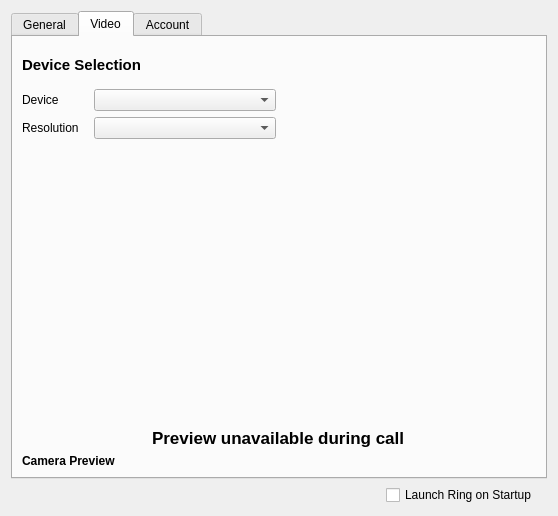
savoirfairelinux/jami-client-windows, file configurationwidget.ui: the form before one commit.
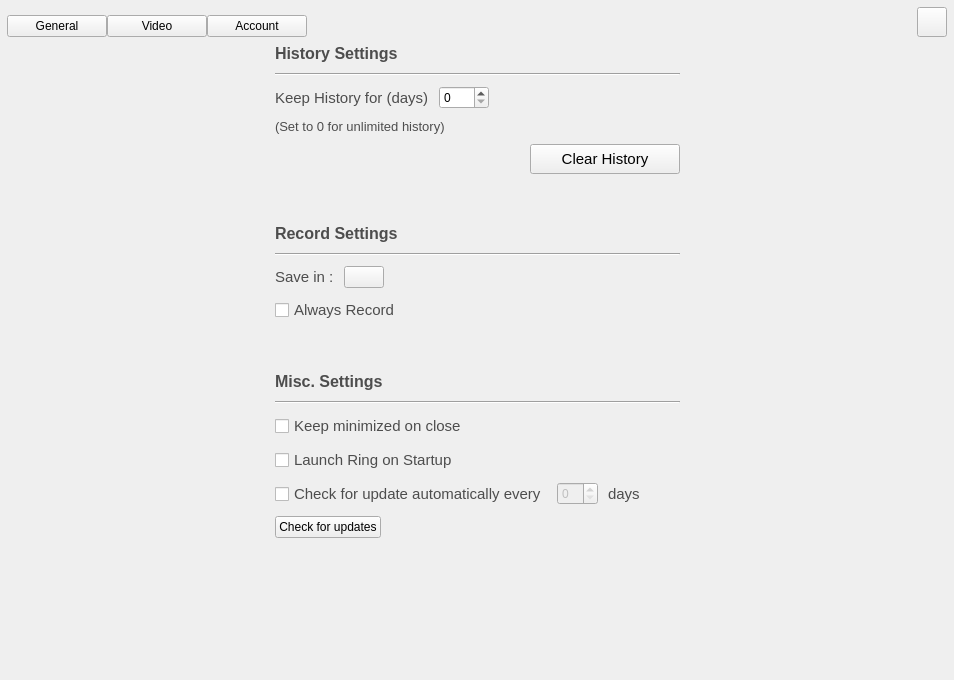
The form after the commit. The open tabs and pages were chosen to show the change. Icons and pictures are not drawn. Custom widgets are drawn as their Qt base class.

Diff of the .ui file:
```diff
--- a/configurationwidget.ui
+++ b/configurationwidget.ui
@@ -6,8 +6,8 @@
    <rect>
     <x>0</x>
     <y>0</y>
-    <width>558</width>
-    <height>516</height>
+    <width>954</width>
+    <height>680</height>
    </rect>
   </property>
   <property name="sizePolicy">
@@ -19,23 +19,221 @@
   <property name="windowTitle">
    <string>Settings</string>
   </property>
+  <property name="autoFillBackground">
+   <bool>true</bool>
+  </property>
+  <property name="styleSheet">
+   <string notr="true"/>
+  </property>
   <layout class="QVBoxLayout" name="verticalLayout">
+   <property name="spacing">
+    <number>0</number>
+   </property>
+   <property name="leftMargin">
+    <number>0</number>
+   </property>
+   <property name="topMargin">
+    <number>0</number>
+   </property>
+   <property name="rightMargin">
+    <number>0</number>
+   </property>
+   <property name="bottomMargin">
+    <number>0</number>
+   </property>
    <item>
-    <widget class="QTabWidget" name="tabWidget">
+    <widget class="QWidget" name="horizontalWidget" native="true">
+     <layout class="QHBoxLayout" name="horizontalLayout_7">
+      <property name="spacing">
+       <number>0</number>
+      </property>
+      <property name="leftMargin">
+       <number>7</number>
+      </property>
+      <property name="topMargin">
+       <number>7</number>
+      </property>
+      <property name="rightMargin">
+       <number>7</number>
+      </property>
+      <property name="bottomMargin">
+       <number>7</number>
+      </property>
+      <item>
+       <layout class="QVBoxLayout" name="verticalLayout_6">
+        <property name="spacing">
+         <number>0</number>
+        </property>
+        <item>
+         <spacer name="verticalSpacer_3">
+          <property name="orientation">
+           <enum>Qt::Vertical</enum>
+          </property>
+          <property name="sizeType">
+           <enum>QSizePolicy::Preferred</enum>
+          </property>
+          <property name="sizeHint" stdset="0">
+           <size>
+            <width>20</width>
+            <height>10</height>
+           </size>
+          </property>
+         </spacer>
+        </item>
+        <item>
+         <layout class="QHBoxLayout" name="horizontalLayout_8">
+          <property name="spacing">
+           <number>0</number>
+          </property>
+          <item>
+           <widget class="QPushButton" name="generalTabButton">
+            <property name="minimumSize">
+             <size>
+              <width>100</width>
+              <height>0</height>
+             </size>
+            </property>
+            <property name="styleSheet">
+             <string notr="true"/>
+            </property>
+            <property name="text">
+             <string>General</string>
+            </property>
+            <property name="checkable">
+             <bool>true</bool>
+            </property>
+           </widget>
+          </item>
+          <item>
+           <widget class="QPushButton" name="videoTabButton">
+            <property name="minimumSize">
+             <size>
+              <width>100</width>
+              <height>0</height>
+             </size>
+            </property>
+            <property name="text">
+             <string>Video</string>
+            </property>
+            <property name="checkable">
+             <bool>true</bool>
+            </property>
+           </widget>
+          </item>
+          <item>
+           <widget class="QPushButton" name="accountTabButton">
+            <property name="minimumSize">
+             <size>
+              <width>100</width>
+              <height>0</height>
+             </size>
+            </property>
+            <property name="text">
+             <string>Account</string>
+            </property>
+            <property name="checkable">
+             <bool>true</bool>
+            </property>
+           </widget>
+          </item>
+         </layout>
+        </item>
+       </layout>
+      </item>
+      <item>
+       <spacer name="horizontalSpacer_6">
+        <property name="orientation">
+         <enum>Qt::Horizontal</enum>
+        </property>
+        <property name="sizeHint" stdset="0">
+         <size>
+          <width>40</width>
+          <height>20</height>
+         </size>
+        </property>
+       </spacer>
+      </item>
+      <item>
+       <widget class="QPushButton" name="exitSettingsButton">
+        <property name="minimumSize">
+         <size>
+          <width>30</width>
+          <height>30</height>
+         </size>
+        </property>
+        <property name="maximumSize">
+         <size>
+          <width>30</width>
+          <height>30</height>
+         </size>
+        </property>
+        <property name="toolTip">
+         <string>quit settings menu</string>
+        </property>
+        <property name="text">
+         <string/>
+        </property>
+        <property name="icon">
+         <iconset resource="ressources.qrc">
+          <normaloff>:/images/icons/ic_arrow_forward_white_48dp_2x.png</normaloff>:/images/icons/ic_arrow_forward_white_48dp_2x.png</iconset>
+        </property>
+        <property name="iconSize">
+         <size>
+          <width>18</width>
+          <height>18</height>
+         </size>
+        </property>
+       </widget>
+      </item>
+     </layout>
+    </widget>
+   </item>
+   <item>
+    <widget class="QStackedWidget" name="stackedWidget">
      <property name="sizePolicy">
       <sizepolicy hsizetype="MinimumExpanding" vsizetype="MinimumExpanding">
        <horstretch>0</horstretch>
        <verstretch>0</verstretch>
       </sizepolicy>
      </property>
+     <property name="autoFillBackground">
+      <bool>true</bool>
+     </property>
      <property name="currentIndex">
       <number>2</number>
      </property>
-     <widget class="QWidget" name="generalTab">
-      <attribute name="title">
-       <string>General</string>
-      </attribute>
-      <layout class="QVBoxLayout" name="verticalLayout_2">
+     <widget class="QWidget" name="generalPage">
+      <layout class="QHBoxLayout" name="verticalLayout_2">
+       <property name="spacing">
+        <number>0</number>
+       </property>
+       <property name="leftMargin">
+        <number>0</number>
+       </property>
+       <property name="topMargin">
+        <number>0</number>
+       </property>
+       <property name="rightMargin">
+        <number>0</number>
+       </property>
+       <property name="bottomMargin">
+        <number>0</number>
+       </property>
+       <item>
+        <spacer name="horizontalSpacer_8">
+         <property name="orientation">
+          <enum>Qt::Horizontal</enum>
+         </property>
+         <property name="sizeHint" stdset="0">
+          <size>
+           <width>40</width>
+           <height>20</height>
+          </size>
+         </property>
+        </spacer>
+       </item>
+       <item>
+        <layout class="QVBoxLayout" name="verticalLayout_7">
        <property name="spacing">
         <number>10</number>
        </property>
@@ -43,51 +241,116 @@
         <widget class="QLabel" name="label">
          <property name="font">
           <font>
+             <pointsize>12</pointsize>
            <weight>75</weight>
            <bold>true</bold>
           </font>
          </property>
+           <property name="styleSheet">
+            <string notr="true">color: rgb(77, 77, 77);</string>
+           </property>
          <property name="text">
           <string>History Settings</string>
          </property>
         </widget>
        </item>
        <item>
-        <layout class="QFormLayout" name="formLayout_2">
-         <item row="0" column="0">
+          <widget class="Line" name="line_2">
+           <property name="orientation">
+            <enum>Qt::Horizontal</enum>
+           </property>
+          </widget>
+         </item>
+         <item>
+          <layout class="QVBoxLayout" name="verticalLayout_8">
+           <property name="spacing">
+            <number>10</number>
+           </property>
+           <property name="topMargin">
+            <number>0</number>
+           </property>
+           <property name="bottomMargin">
+            <number>0</number>
+           </property>
+           <item>
+            <layout class="QHBoxLayout" name="horizontalLayout_3">
+             <property name="spacing">
+              <number>10</number>
+             </property>
+             <property name="leftMargin">
+              <number>0</number>
+             </property>
+             <item>
           <widget class="QLabel" name="label_2">
+               <property name="font">
+                <font>
+                 <pointsize>11</pointsize>
+                </font>
+               </property>
+               <property name="styleSheet">
+                <string notr="true">color: rgb(77, 77, 77);</string>
+               </property>
            <property name="text">
             <string>Keep History for (days)</string>
            </property>
           </widget>
          </item>
-         <item row="0" column="1">
-          <layout class="QHBoxLayout" name="horizontalLayout_3">
            <item>
             <widget class="QSpinBox" name="historyDaySettingsSpinBox">
              <property name="minimumSize">
               <size>
-               <width>100</width>
+                 <width>50</width>
                <height>0</height>
               </size>
              </property>
             </widget>
+             </item>
+             <item>
+              <spacer name="horizontalSpacer_2">
+               <property name="orientation">
+                <enum>Qt::Horizontal</enum>
+               </property>
+               <property name="sizeType">
+                <enum>QSizePolicy::MinimumExpanding</enum>
+               </property>
+               <property name="sizeHint" stdset="0">
+                <size>
+                 <width>40</width>
+                 <height>20</height>
+                </size>
+               </property>
+              </spacer>
+             </item>
+            </layout>
            </item>
            <item>
             <widget class="QLabel" name="label_4">
+             <property name="font">
+              <font>
+               <pointsize>10</pointsize>
+              </font>
+             </property>
+             <property name="styleSheet">
+              <string notr="true">color: rgb(77, 77, 77);</string>
+             </property>
              <property name="text">
               <string>(Set to 0 for unlimited history)</string>
              </property>
             </widget>
            </item>
            <item>
-            <spacer name="horizontalSpacer_2">
+            <layout class="QHBoxLayout" name="horizontalLayout">
+             <property name="spacing">
+              <number>0</number>
+             </property>
+             <property name="topMargin">
+              <number>0</number>
+             </property>
+             <item>
+              <spacer name="horizontalSpacer_9">
              <property name="orientation">
               <enum>Qt::Horizontal</enum>
              </property>
-             <property name="sizeType">
-              <enum>QSizePolicy::MinimumExpanding</enum>
-             </property>
              <property name="sizeHint" stdset="0">
               <size>
                <width>40</width>
@@ -96,10 +359,34 @@
              </property>
             </spacer>
            </item>
-          </layout>
-         </item>
-         <item row="1" column="0">
+             <item>
           <widget class="QPushButton" name="clearHistoryButton">
+               <property name="sizePolicy">
+                <sizepolicy hsizetype="Fixed" vsizetype="Fixed">
+                 <horstretch>0</horstretch>
+                 <verstretch>0</verstretch>
+                </sizepolicy>
+               </property>
+               <property name="minimumSize">
+                <size>
+                 <width>150</width>
+                 <height>30</height>
+                </size>
+               </property>
+               <property name="maximumSize">
+                <size>
+                 <width>150</width>
+                 <height>30</height>
+                </size>
+               </property>
+               <property name="font">
+                <font>
+                 <pointsize>11</pointsize>
+                </font>
+               </property>
+               <property name="styleSheet">
+                <string notr="true"/>
+               </property>
            <property name="text">
             <string>Clear History</string>
            </property>
@@ -107,26 +394,69 @@
          </item>
         </layout>
        </item>
+          </layout>
+         </item>
+         <item>
+          <spacer name="verticalSpacer_2">
+           <property name="orientation">
+            <enum>Qt::Vertical</enum>
+           </property>
+           <property name="sizeType">
+            <enum>QSizePolicy::Fixed</enum>
+           </property>
+           <property name="sizeHint" stdset="0">
+            <size>
+             <width>20</width>
+             <height>40</height>
+            </size>
+           </property>
+          </spacer>
+         </item>
        <item>
         <widget class="QLabel" name="label_3">
          <property name="font">
           <font>
+             <pointsize>12</pointsize>
            <weight>75</weight>
            <bold>true</bold>
           </font>
          </property>
+           <property name="styleSheet">
+            <string notr="true">color: rgb(77, 77, 77);</string>
+           </property>
          <property name="text">
           <string>Record Settings</string>
          </property>
         </widget>
        </item>
+         <item>
+          <widget class="Line" name="line">
+           <property name="styleSheet">
+            <string notr="true">color: rgb(77, 77, 77);</string>
+           </property>
+           <property name="orientation">
+            <enum>Qt::Horizontal</enum>
+           </property>
+          </widget>
+         </item>
        <item>
         <layout class="QHBoxLayout" name="horizontalLayout_4">
+           <property name="spacing">
+            <number>10</number>
+           </property>
          <property name="topMargin">
           <number>0</number>
          </property>
          <item>
           <widget class="QLabel" name="label_6">
+             <property name="font">
+              <font>
+               <pointsize>11</pointsize>
+              </font>
+             </property>
+             <property name="styleSheet">
+              <string notr="true">color: rgb(77, 77, 77);</string>
+             </property>
            <property name="text">
             <string>Save in :</string>
            </property>
@@ -148,7 +478,13 @@
            </property>
            <property name="icon">
             <iconset resource="ressources.qrc">
-             <normaloff>:/images/folder-download.png</normaloff>:/images/folder-download.png</iconset>
+               <normaloff>:/images/icons/ic_folder_black_18dp_2x.png</normaloff>:/images/icons/ic_folder_black_18dp_2x.png</iconset>
+             </property>
+             <property name="iconSize">
+              <size>
+               <width>18</width>
+               <height>18</height>
+              </size>
            </property>
           </widget>
          </item>
@@ -169,31 +505,98 @@
        </item>
        <item>
         <widget class="QCheckBox" name="alwaysRecordCheckBox">
+           <property name="font">
+            <font>
+             <pointsize>11</pointsize>
+            </font>
+           </property>
+           <property name="styleSheet">
+            <string notr="true">color: rgb(77, 77, 77);</string>
+           </property>
          <property name="text">
           <string>Always Record</string>
          </property>
         </widget>
        </item>
+         <item>
+          <spacer name="verticalSpacer_4">
+           <property name="orientation">
+            <enum>Qt::Vertical</enum>
+           </property>
+           <property name="sizeType">
+            <enum>QSizePolicy::Fixed</enum>
+           </property>
+           <property name="sizeHint" stdset="0">
+            <size>
+             <width>20</width>
+             <height>40</height>
+            </size>
+           </property>
+          </spacer>
+         </item>
        <item>
         <widget class="QLabel" name="label_5">
          <property name="font">
           <font>
+             <pointsize>12</pointsize>
            <weight>75</weight>
            <bold>true</bold>
           </font>
          </property>
+           <property name="styleSheet">
+            <string notr="true">color: rgb(77, 77, 77);</string>
+           </property>
          <property name="text">
           <string>Misc. Settings</string>
          </property>
         </widget>
        </item>
+         <item>
+          <widget class="Line" name="line_3">
+           <property name="orientation">
+            <enum>Qt::Horizontal</enum>
+           </property>
+          </widget>
+         </item>
        <item>
         <widget class="QCheckBox" name="closeOrMinCheckBox">
+           <property name="font">
+            <font>
+             <pointsize>11</pointsize>
+            </font>
+           </property>
+           <property name="styleSheet">
+            <string notr="true">color: rgb(77, 77, 77);</string>
+           </property>
          <property name="text">
           <string>Keep minimized on close</string>
          </property>
         </widget>
        </item>
+         <item>
+          <widget class="QCheckBox" name="startupBox">
+           <property name="sizePolicy">
+            <sizepolicy hsizetype="MinimumExpanding" vsizetype="Fixed">
+             <horstretch>0</horstretch>
+             <verstretch>0</verstretch>
+            </sizepolicy>
+           </property>
+           <property name="font">
+            <font>
+             <pointsize>11</pointsize>
+            </font>
+           </property>
+           <property name="layoutDirection">
+            <enum>Qt::LeftToRight</enum>
+           </property>
+           <property name="styleSheet">
+            <string notr="true">color: rgb(77, 77, 77);</string>
+           </property>
+           <property name="text">
+            <string>Launch Ring on Startup</string>
+           </property>
+          </widget>
+         </item>
        <item>
         <layout class="QHBoxLayout" name="horizontalLayout_6">
          <property name="topMargin">
@@ -201,6 +604,14 @@
          </property>
          <item>
           <widget class="QCheckBox" name="autoUpdateCheckBox">
+             <property name="font">
+              <font>
+               <pointsize>11</pointsize>
+              </font>
+             </property>
+             <property name="styleSheet">
+              <string notr="true">color: rgb(77, 77, 77);</string>
+             </property>
            <property name="text">
             <string>Check for update automatically every</string>
            </property>
@@ -221,6 +632,14 @@
          </item>
          <item>
           <widget class="QLabel" name="updateDayLabel">
+             <property name="font">
+              <font>
+               <pointsize>11</pointsize>
+              </font>
+             </property>
+             <property name="styleSheet">
+              <string notr="true">color: rgb(77, 77, 77);</string>
+             </property>
            <property name="text">
             <string>days</string>
            </property>
@@ -269,13 +688,10 @@
         </layout>
        </item>
        <item>
-        <spacer name="verticalSpacer_2">
+          <spacer name="verticalSpacer_5">
          <property name="orientation">
           <enum>Qt::Vertical</enum>
          </property>
-         <property name="sizeType">
-          <enum>QSizePolicy::MinimumExpanding</enum>
-         </property>
          <property name="sizeHint" stdset="0">
           <size>
            <width>20</width>
@@ -285,12 +701,39 @@
         </spacer>
        </item>
       </layout>
+       </item>
+       <item>
+        <spacer name="horizontalSpacer_7">
+         <property name="orientation">
+          <enum>Qt::Horizontal</enum>
+         </property>
+         <property name="sizeHint" stdset="0">
+          <size>
+           <width>40</width>
+           <height>20</height>
+          </size>
+         </property>
+        </spacer>
+       </item>
+      </layout>
      </widget>
-     <widget class="QWidget" name="videoTab">
-      <attribute name="title">
-       <string>Video</string>
-      </attribute>
+     <widget class="QWidget" name="videoPage">
       <layout class="QGridLayout" name="gridLayout" rowstretch="0,1" columnstretch="0,0">
+       <property name="leftMargin">
+        <number>10</number>
+       </property>
+       <property name="topMargin">
+        <number>0</number>
+       </property>
+       <property name="rightMargin">
+        <number>10</number>
+       </property>
+       <property name="bottomMargin">
+        <number>10</number>
+       </property>
+       <property name="spacing">
+        <number>10</number>
+       </property>
        <item row="0" column="0">
         <layout class="QVBoxLayout" name="verticalLayout_3">
          <property name="spacing">
@@ -300,7 +743,7 @@
           <enum>QLayout::SetFixedSize</enum>
          </property>
          <property name="topMargin">
-          <number>10</number>
+          <number>0</number>
          </property>
          <property name="rightMargin">
           <number>0</number>
@@ -316,24 +759,40 @@
              <verstretch>0</verstretch>
             </sizepolicy>
            </property>
+           <property name="minimumSize">
+            <size>
+             <width>0</width>
+             <height>30</height>
+            </size>
+           </property>
            <property name="maximumSize">
             <size>
              <width>16777215</width>
-             <height>20</height>
+             <height>30</height>
             </size>
            </property>
            <property name="font">
             <font>
-             <pointsize>11</pointsize>
+             <pointsize>12</pointsize>
              <weight>75</weight>
              <bold>true</bold>
             </font>
            </property>
+           <property name="styleSheet">
+            <string notr="true">color: rgb(77, 77, 77);</string>
+           </property>
            <property name="text">
             <string>Device Selection</string>
            </property>
           </widget>
          </item>
+         <item>
+          <widget class="Line" name="line_4">
+           <property name="orientation">
+            <enum>Qt::Horizontal</enum>
+           </property>
+          </widget>
+         </item>
          <item>
           <spacer name="verticalSpacer">
            <property name="orientation">
@@ -369,6 +828,14 @@
                <verstretch>0</verstretch>
               </sizepolicy>
              </property>
+             <property name="font">
+              <font>
+               <pointsize>11</pointsize>
+              </font>
+             </property>
+             <property name="styleSheet">
+              <string notr="true">color: rgb(77, 77, 77);</string>
+             </property>
              <property name="text">
               <string>Device</string>
              </property>
@@ -392,6 +859,14 @@
                <verstretch>0</verstretch>
               </sizepolicy>
              </property>
+             <property name="font">
+              <font>
+               <pointsize>11</pointsize>
+              </font>
+             </property>
+             <property name="styleSheet">
+              <string notr="true">color: rgb(77, 77, 77);</string>
+             </property>
              <property name="text">
               <string>Resolution</string>
              </property>
@@ -438,30 +913,14 @@
              <bold>true</bold>
             </font>
            </property>
+           <property name="styleSheet">
+            <string notr="true">color: rgb(77, 77, 77);</string>
+           </property>
            <property name="text">
             <string>Preview unavailable during call</string>
            </property>
           </widget>
          </item>
-         <item>
-          <widget class="QLabel" name="cameraPreviewLabel">
-           <property name="maximumSize">
-            <size>
-             <width>16777215</width>
-             <height>20</height>
-            </size>
-           </property>
-           <property name="font">
-            <font>
-             <weight>75</weight>
-             <bold>true</bold>
-            </font>
-           </property>
-           <property name="text">
-            <string>Camera Preview</string>
-           </property>
-          </widget>
-         </item>
         </layout>
        </item>
        <item row="0" column="1">
@@ -482,90 +941,104 @@
        </item>
       </layout>
      </widget>
-     <widget class="QWidget" name="accountTab">
-      <attribute name="title">
-       <string>Account</string>
-      </attribute>
+     <widget class="QWidget" name="accountPage">
       <layout class="QGridLayout" name="gridLayout_2" columnstretch="0,1">
+       <property name="leftMargin">
+        <number>0</number>
+       </property>
+       <property name="topMargin">
+        <number>0</number>
+       </property>
+       <property name="rightMargin">
+        <number>0</number>
+       </property>
+       <property name="bottomMargin">
+        <number>0</number>
+       </property>
+       <property name="spacing">
+        <number>0</number>
+       </property>
+       <item row="0" column="1">
+        <layout class="QVBoxLayout" name="accountDetailLayout">
+         <property name="bottomMargin">
+          <number>13</number>
+         </property>
+        </layout>
+       </item>
        <item row="0" column="0">
+        <widget class="QWidget" name="leftPannel" native="true">
         <layout class="QVBoxLayout" name="verticalLayout_5">
-         <item>
-          <widget class="QListView" name="accountView">
-           <property name="sizePolicy">
-            <sizepolicy hsizetype="MinimumExpanding" vsizetype="MinimumExpanding">
-             <horstretch>0</horstretch>
-             <verstretch>0</verstretch>
-            </sizepolicy>
-           </property>
-          </widget>
-         </item>
+          <property name="spacing">
+           <number>10</number>
+          </property>
          <item>
           <layout class="QHBoxLayout" name="horizontalLayout_2">
            <item>
-            <widget class="QToolButton" name="deleteAccountButton">
-             <property name="text">
-              <string/>
-             </property>
-             <property name="icon">
-              <iconset resource="ressources.qrc">
-               <normaloff>:/images/minus.png</normaloff>:/images/minus.png</iconset>
+             <widget class="QComboBox" name="accountTypeBox">
+              <property name="minimumSize">
+               <size>
+                <width>0</width>
+                <height>30</height>
+               </size>
              </property>
             </widget>
            </item>
            <item>
             <widget class="QToolButton" name="addAccountButton">
+              <property name="minimumSize">
+               <size>
+                <width>30</width>
+                <height>30</height>
+               </size>
+              </property>
+              <property name="maximumSize">
+               <size>
+                <width>30</width>
+                <height>30</height>
+               </size>
+              </property>
+              <property name="toolTip">
+               <string>add new account</string>
+              </property>
              <property name="text">
               <string/>
              </property>
              <property name="icon">
               <iconset resource="ressources.qrc">
-               <normaloff>:/images/plus.png</normaloff>:/images/plus.png</iconset>
-             </property>
-            </widget>
-           </item>
-           <item>
-            <widget class="QComboBox" name="accountTypeBox"/>
-           </item>
-          </layout>
-         </item>
-        </layout>
-       </item>
-       <item row="0" column="1">
-        <layout class="QVBoxLayout" name="accountDetailLayout">
-         <property name="bottomMargin">
-          <number>13</number>
-         </property>
-        </layout>
-       </item>
-      </layout>
-     </widget>
-    </widget>
-   </item>
+                <normaloff>:/images/icons/ic_add_black_18dp_2x.png</normaloff>:/images/icons/ic_add_black_18dp_2x.png</iconset>
+              </property>
+              <property name="iconSize">
+               <size>
+                <width>24</width>
+                <height>24</height>
+               </size>
+              </property>
+             </widget>
+            </item>
+           </layout>
+          </item>
    <item>
-    <layout class="QHBoxLayout" name="horizontalLayout">
-     <property name="topMargin">
-      <number>0</number>
-     </property>
-     <property name="rightMargin">
-      <number>10</number>
-     </property>
-     <item alignment="Qt::AlignRight">
-      <widget class="QCheckBox" name="startupBox">
+           <widget class="QListView" name="accountView">
        <property name="sizePolicy">
-        <sizepolicy hsizetype="MinimumExpanding" vsizetype="Fixed">
+             <sizepolicy hsizetype="MinimumExpanding" vsizetype="MinimumExpanding">
          <horstretch>0</horstretch>
          <verstretch>0</verstretch>
         </sizepolicy>
        </property>
-       <property name="layoutDirection">
-        <enum>Qt::LeftToRight</enum>
-       </property>
-       <property name="text">
-        <string>Launch Ring on Startup</string>
+            <property name="focusPolicy">
+             <enum>Qt::NoFocus</enum>
+            </property>
+            <property name="frameShape">
+             <enum>QFrame::NoFrame</enum>
        </property>
       </widget>
      </item>
     </layout>
+        </widget>
+       </item>
+      </layout>
+     </widget>
+    </widget>
    </item>
   </layout>
  </widget>
```
Left out of the diff: 19 changed lines with no effect on the pictures. Lines whose indentation alone changed are shown as unchanged.
